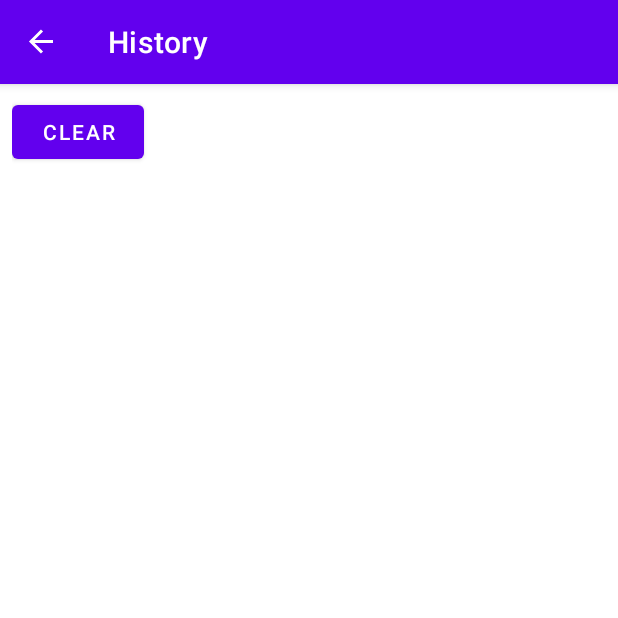
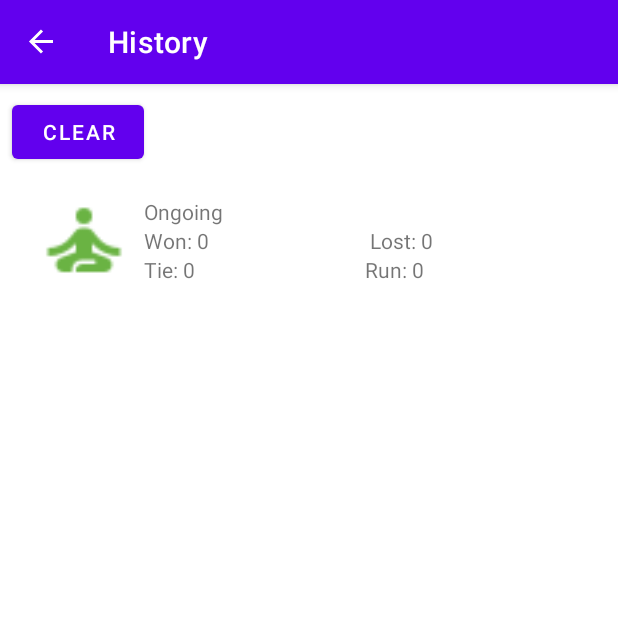
Before and after one commit to BoonHock/BanLuck, an Android app: the GameHistoryFragment screen opened through its navigation route, on a phone screen of 412 x 824 dp, the top half of it. Run offline under Robolectric (Android 15) with nearby library versions, the light colour scheme and no system bars; our stand-ins replace AdMob, Room's generated code, data binding, navigation-ui; pictures from the network do not load; 3 statements that could not run were skipped.

Commit message:
- Added GameHistoryFragment to display game history in RecyclerView

```diff
--- /dev/null
+++ b/app/src/main/java/com/fiyepr/banluck/Util.kt
@@ -0,0 +1,19 @@
+package com.fiyepr.banluck
+
+import android.annotation.SuppressLint
+import java.text.SimpleDateFormat
+
+/**
+ * Take the Long milliseconds returned by the system and stored in Room,
+ * and convert it to a nicely formatted string for display.
+ *
+ * EEEE - Display the long letter version of the weekday
+ * MMM - Display the letter abbreviation of the nmotny
+ * dd-yyyy - day in month and full year numerically
+ * HH:mm - Hours and minutes in 24hr format
+ */
+@SuppressLint("SimpleDateFormat")
+fun convertLongToDateString(systemTime: Long): String {
+	return SimpleDateFormat("EEEE MMM-dd-yyyy' Time: 'HH:mm")
+		.format(systemTime).toString()
+}
--- a/app/src/main/java/com/fiyepr/banluck/screens/game/GameViewModel.kt
+++ b/app/src/main/java/com/fiyepr/banluck/screens/game/GameViewModel.kt
@@ -210,11 +210,6 @@ class GameViewModel(
 		}
 
 		gameOver()
-
-		Timber.i("Player total: %s", playerTotalVal)
-		Timber.i("Player ace count: %s", playerAceCount)
-		Timber.i("Com total: %s", comTotalVal)
-		Timber.i("Com ace count: %s", comAceCount)
 	}
 
 	fun onAgain() {
@@ -226,8 +221,6 @@ class GameViewModel(
 
 		do {
 			card = mutableSetOf("c", "d", "h", "s").random() + (1..13).random()
-
-			Timber.i("card: %s", card)
 		} while (
 			(!_playerCard1.value.isNullOrEmpty() && _playerCard1.value == card) ||
 			(!_playerCard2.value.isNullOrEmpty() && _playerCard2.value == card) ||
@@ -409,6 +402,8 @@ class GameViewModel(
 			GameStatus.RUN -> gameRunCount++
 			else -> gameTieCount++
 		}
+
+		updateGameResults()
 	}
 
 	private fun gameOver() {
@@ -439,6 +434,7 @@ class GameViewModel(
 				insert(newGame)
 				currentGame.value = getCurrentGameFromDatabase()
 			}
+
 			gameWonCount = currentGame.value?.winCount ?: 0
 			gameLostCount = currentGame.value?.loseCount ?: 0
 			gameTieCount = currentGame.value?.tieCount ?: 0
@@ -467,6 +463,12 @@ class GameViewModel(
 		uiScope.launch {
 			val game = currentGame.value ?: return@launch
 
+			Timber.i("update game results")
+			Timber.i("wonCount : %s", wonCount)
+			Timber.i("lostCount : %s", lostCount)
+			Timber.i("runCount : %s", runCount)
+			Timber.i("tieCount : %s", tieCount)
+
 			game.winCount = wonCount
 			game.loseCount = lostCount
 			game.runCount = runCount
@@ -479,6 +481,7 @@ class GameViewModel(
 	private suspend fun update(game: GameHistory) {
 		withContext(Dispatchers.IO) {
 			database.update(game)
+			Timber.i("game successfully ended")
 		}
 	}
 
--- /dev/null
+++ b/app/src/main/java/com/fiyepr/banluck/screens/gamehistory/GameHistoryAdapter.kt
@@ -0,0 +1,74 @@
+package com.fiyepr.banluck.screens.gamehistory
+
+import android.content.res.Resources
+import android.view.LayoutInflater
+import android.view.ViewGroup
+import androidx.recyclerview.widget.DiffUtil
+import androidx.recyclerview.widget.ListAdapter
+import androidx.recyclerview.widget.RecyclerView
+import com.bumptech.glide.Glide
+import com.fiyepr.banluck.R
+import com.fiyepr.banluck.convertLongToDateString
+import com.fiyepr.banluck.database.GameHistory
+import com.fiyepr.banluck.databinding.ListItemGameHistoryBinding
+
+class GameHistoryAdapter :
+	ListAdapter<GameHistory, GameHistoryAdapter.ViewHolder>(GameHistoryDiffCallback()) {
+	override fun onCreateViewHolder(parent: ViewGroup, viewType: Int): ViewHolder {
+		return ViewHolder.from(parent)
+	}
+
+	override fun onBindViewHolder(holder: ViewHolder, position: Int) {
+		val item = getItem(position)
+		val resources = holder.itemView.context.resources
+
+		holder.bind(item, resources)
+	}
+
+	class ViewHolder private constructor(val binding: ListItemGameHistoryBinding) :
+		RecyclerView.ViewHolder(binding.root) {
+
+		fun bind(item: GameHistory, resources: Resources) {
+			binding.txtHistoryDate.text =
+				if (item.hasEnded) convertLongToDateString(item.matchTimeMilli) else "Ongoing"
+			binding.txtHistoryWon.text = resources.getString(R.string.won_summary, item.winCount)
+			binding.txtHistoryLost.text = resources.getString(R.string.lost_summary, item.loseCount)
+			binding.txtHistoryTie.text = resources.getString(R.string.tie_summary, item.tieCount)
+			binding.txtHistoryRun.text = resources.getString(R.string.run_summary, item.runCount)
+
+			Glide.with(itemView).load(
+				if (!item.hasEnded) {
+					R.drawable.history_ongoing
+				} else if (item.winCount > item.loseCount) {
+					R.drawable.history_happy
+				} else if (item.loseCount > item.winCount) {
+					R.drawable.history_sad
+				} else if (item.runCount > item.tieCount) {
+					R.drawable.history_run
+				} else {
+					R.drawable.history_tie
+				}
+			).into(binding.imgHistory)
+		}
+
+		companion object {
+			fun from(parent: ViewGroup): ViewHolder {
+				val layoutInflater = LayoutInflater.from(parent.context)
+				val binding = ListItemGameHistoryBinding
+					.inflate(layoutInflater, parent, false)
+				return ViewHolder(binding)
+			}
+		}
+	}
+}
+
+class GameHistoryDiffCallback : DiffUtil.ItemCallback<GameHistory>() {
+	override fun areItemsTheSame(oldItem: GameHistory, newItem: GameHistory): Boolean {
+		return oldItem.matchId == newItem.matchId
+	}
+
+	override fun areContentsTheSame(oldItem: GameHistory, newItem: GameHistory): Boolean {
+		return oldItem == newItem
+	}
+
+}
--- a/app/src/main/java/com/fiyepr/banluck/screens/gamehistory/GameHistoryFragment.kt
+++ b/app/src/main/java/com/fiyepr/banluck/screens/gamehistory/GameHistoryFragment.kt
@@ -6,6 +6,7 @@ import android.view.View
 import android.view.ViewGroup
 import androidx.databinding.DataBindingUtil
 import androidx.fragment.app.Fragment
+import androidx.lifecycle.Observer
 import androidx.lifecycle.ViewModelProvider
 import com.fiyepr.banluck.R
 import com.fiyepr.banluck.database.GameDatabase
@@ -33,6 +34,7 @@ class GameHistoryFragment : Fragment() {
 				.get(GameHistoryViewModel::class.java)
 
 		binding.gameHistoryViewModel = gameHistoryViewModel
+
 		binding.lifecycleOwner = this
 
 		gameHistoryViewModel.showSnackbar.observe(viewLifecycleOwner, {
@@ -46,6 +48,15 @@ class GameHistoryFragment : Fragment() {
 			}
 		})
 
+		val adapter = GameHistoryAdapter()
+		binding.gameList.adapter = adapter
+
+		gameHistoryViewModel.histories.observe(viewLifecycleOwner, Observer {
+			it?.let {
+				adapter.submitList(it)
+			}
+		})
+
 		return binding.root
 	}
 }
--- a/app/src/main/java/com/fiyepr/banluck/screens/gamehistory/GameHistoryViewModel.kt
+++ b/app/src/main/java/com/fiyepr/banluck/screens/gamehistory/GameHistoryViewModel.kt
@@ -1,15 +1,14 @@
 package com.fiyepr.banluck.screens.gamehistory
 
-import android.annotation.SuppressLint
 import android.app.Application
 import androidx.lifecycle.AndroidViewModel
 import androidx.lifecycle.LiveData
 import androidx.lifecycle.MutableLiveData
 import androidx.lifecycle.Transformations
+import com.fiyepr.banluck.convertLongToDateString
 import com.fiyepr.banluck.database.GameDatabaseDao
 import com.fiyepr.banluck.database.GameHistory
 import kotlinx.coroutines.*
-import java.text.SimpleDateFormat
 
 class GameHistoryViewModel(
 	val database: GameDatabaseDao,
@@ -28,7 +27,7 @@ class GameHistoryViewModel(
 
 	private val uiScope = CoroutineScope(Dispatchers.Main + viewModelJob)
 
-	private val histories = database.getAllHistories()
+	val histories = database.getAllHistories()
 
 	val historiesString = Transformations.map(histories) { histories ->
 		formatHistories(histories)
@@ -45,11 +44,7 @@ class GameHistoryViewModel(
 			str += "Run : " + it.runCount + "\n"
 			str += "Tie : " + it.tieCount + "\n"
 		}
-
 		return str
-	}
-
-	init {
 	}
 
 	fun onClear() {
@@ -69,18 +64,4 @@ class GameHistoryViewModel(
 		_showSnackbarEvent.value = false
 	}
 
-	/**
-	 * Take the Long milliseconds returned by the system and stored in Room,
-	 * and convert it to a nicely formatted string for display.
-	 *
-	 * EEEE - Display the long letter version of the weekday
-	 * MMM - Display the letter abbreviation of the nmotny
-	 * dd-yyyy - day in month and full year numerically
-	 * HH:mm - Hours and minutes in 24hr format
-	 */
-	@SuppressLint("SimpleDateFormat")
-	fun convertLongToDateString(systemTime: Long): String {
-		return SimpleDateFormat("EEEE MMM-dd-yyyy' Time: 'HH:mm")
-			.format(systemTime).toString()
-	}
 }
--- /dev/null
+++ b/app/src/main/res/drawable/history_happy.xml
@@ -0,0 +1,7 @@
+<vector android:height="24dp" android:tint="#6ab343"
+    android:viewportHeight="24" android:viewportWidth="24"
+    android:width="24dp" xmlns:android="http://schemas.android.com/apk/res/android">
+    <path android:fillColor="@android:color/white" android:pathData="M15.5,9.5m-1.5,0a1.5,1.5 0,1 1,3 0a1.5,1.5 0,1 1,-3 0"/>
+    <path android:fillColor="@android:color/white" android:pathData="M8.5,9.5m-1.5,0a1.5,1.5 0,1 1,3 0a1.5,1.5 0,1 1,-3 0"/>
+    <path android:fillColor="@android:color/white" android:pathData="M11.99,2C6.47,2 2,6.48 2,12s4.47,10 9.99,10C17.52,22 22,17.52 22,12S17.52,2 11.99,2zM12,20c-4.42,0 -8,-3.58 -8,-8s3.58,-8 8,-8 8,3.58 8,8 -3.58,8 -8,8zM7,14c0.78,2.34 2.72,4 5,4s4.22,-1.66 5,-4L7,14z"/>
+</vector>
--- /dev/null
+++ b/app/src/main/res/drawable/history_ongoing.xml
@@ -0,0 +1,6 @@
+<vector android:height="24dp" android:tint="#6AB343"
+    android:viewportHeight="24" android:viewportWidth="24"
+    android:width="24dp" xmlns:android="http://schemas.android.com/apk/res/android">
+    <path android:fillColor="@android:color/white" android:pathData="M12,6m-2,0a2,2 0,1 1,4 0a2,2 0,1 1,-4 0"/>
+    <path android:fillColor="@android:color/white" android:pathData="M21,16v-2c-2.24,0 -4.16,-0.96 -5.6,-2.68l-1.34,-1.6C13.68,9.26 13.12,9 12.53,9h-1.05c-0.59,0 -1.15,0.26 -1.53,0.72l-1.34,1.6C7.16,13.04 5.24,14 3,14v2c2.77,0 5.19,-1.17 7,-3.25V15l-3.88,1.55C5.45,16.82 5,17.48 5,18.21C5,19.2 5.8,20 6.79,20H9v-0.5c0,-1.38 1.12,-2.5 2.5,-2.5h3c0.28,0 0.5,0.22 0.5,0.5S14.78,18 14.5,18h-3c-0.83,0 -1.5,0.67 -1.5,1.5V20h7.21C18.2,20 19,19.2 19,18.21c0,-0.73 -0.45,-1.39 -1.12,-1.66L14,15v-2.25C15.81,14.83 18.23,16 21,16z"/>
+</vector>
--- /dev/null
+++ b/app/src/main/res/drawable/history_run.xml
@@ -0,0 +1,5 @@
+<vector android:autoMirrored="true" android:height="24dp"
+    android:tint="#6AB343" android:viewportHeight="24"
+    android:viewportWidth="24" android:width="24dp" xmlns:android="http://schemas.android.com/apk/res/android">
+    <path android:fillColor="@android:color/white" android:pathData="M13.49,5.48c1.1,0 2,-0.9 2,-2s-0.9,-2 -2,-2 -2,0.9 -2,2 0.9,2 2,2zM9.89,19.38l1,-4.4 2.1,2v6h2v-7.5l-2.1,-2 0.6,-3c1.3,1.5 3.3,2.5 5.5,2.5v-2c-1.9,0 -3.5,-1 -4.3,-2.4l-1,-1.6c-0.4,-0.6 -1,-1 -1.7,-1 -0.3,0 -0.5,0.1 -0.8,0.1l-5.2,2.2v4.7h2v-3.4l1.8,-0.7 -1.6,8.1 -4.9,-1 -0.4,2 7,1.4z"/>
+</vector>
--- /dev/null
+++ b/app/src/main/res/drawable/history_sad.xml
@@ -0,0 +1,7 @@
+<vector android:height="24dp" android:tint="#6AB343"
+    android:viewportHeight="24" android:viewportWidth="24"
+    android:width="24dp" xmlns:android="http://schemas.android.com/apk/res/android">
+    <path android:fillColor="@android:color/white" android:pathData="M15.5,9.5m-1.5,0a1.5,1.5 0,1 1,3 0a1.5,1.5 0,1 1,-3 0"/>
+    <path android:fillColor="@android:color/white" android:pathData="M8.5,9.5m-1.5,0a1.5,1.5 0,1 1,3 0a1.5,1.5 0,1 1,-3 0"/>
+    <path android:fillColor="@android:color/white" android:pathData="M11.99,2C6.47,2 2,6.48 2,12s4.47,10 9.99,10C17.52,22 22,17.52 22,12S17.52,2 11.99,2zM12,20c-4.42,0 -8,-3.58 -8,-8s3.58,-8 8,-8 8,3.58 8,8 -3.58,8 -8,8zM12,14c-2.33,0 -4.32,1.45 -5.12,3.5h1.67c0.69,-1.19 1.97,-2 3.45,-2s2.75,0.81 3.45,2h1.67c-0.8,-2.05 -2.79,-3.5 -5.12,-3.5z"/>
+</vector>
--- /dev/null
+++ b/app/src/main/res/drawable/history_tie.xml
@@ -0,0 +1,7 @@
+<vector android:height="24dp" android:tint="#6AB343"
+    android:viewportHeight="24" android:viewportWidth="24"
+    android:width="24dp" xmlns:android="http://schemas.android.com/apk/res/android">
+    <path android:fillColor="@android:color/white" android:pathData="M15.5,9.5m-1.5,0a1.5,1.5 0,1 1,3 0a1.5,1.5 0,1 1,-3 0"/>
+    <path android:fillColor="@android:color/white" android:pathData="M8.5,9.5m-1.5,0a1.5,1.5 0,1 1,3 0a1.5,1.5 0,1 1,-3 0"/>
+    <path android:fillColor="@android:color/white" android:pathData="M11.99,2C6.47,2 2,6.48 2,12s4.47,10 9.99,10C17.52,22 22,17.52 22,12S17.52,2 11.99,2zM12,20c-4.42,0 -8,-3.58 -8,-8s3.58,-8 8,-8 8,3.58 8,8 -3.58,8 -8,8zM12,16c-0.73,0 -1.38,-0.18 -1.96,-0.52 -0.12,0.14 -0.86,0.98 -1.01,1.15 0.86,0.55 1.87,0.87 2.97,0.87 1.11,0 2.12,-0.33 2.98,-0.88 -0.97,-1.09 -0.01,-0.02 -1.01,-1.15 -0.59,0.35 -1.24,0.53 -1.97,0.53z"/>
+</vector>
--- a/app/src/main/res/layout/fragment_game.xml
+++ b/app/src/main/res/layout/fragment_game.xml
@@ -59,7 +59,7 @@
             <ImageView
                 android:id="@+id/player_card_1"
                 style="@style/game_card"
-                android:contentDescription="@string/card1"
+                android:contentDescription="@string/card"
 
                 android:visibility="invisible"
                 app:layout_constraintEnd_toStartOf="@+id/player_card_2"
@@ -73,7 +73,7 @@
             <ImageView
                 android:id="@+id/player_card_5"
                 style="@style/game_card"
-                android:contentDescription="@string/card1"
+                android:contentDescription="@string/card"
                 android:visibility="invisible"
                 app:layout_constraintEnd_toEndOf="parent"
                 app:layout_constraintHorizontal_bias="0.5"
@@ -85,7 +85,7 @@
             <ImageView
                 android:id="@+id/player_card_2"
                 style="@style/game_card"
-                android:contentDescription="@string/card1"
+                android:contentDescription="@string/card"
                 android:visibility="invisible"
                 app:layout_constraintEnd_toStartOf="@+id/player_card_3"
                 app:layout_constraintHorizontal_bias="0.5"
@@ -97,7 +97,7 @@
             <ImageView
                 android:id="@+id/player_card_4"
                 style="@style/game_card"
-                android:contentDescription="@string/card1"
+                android:contentDescription="@string/card"
                 android:visibility="invisible"
                 app:layout_constraintEnd_toStartOf="@+id/player_card_5"
                 app:layout_constraintHorizontal_bias="0.5"
@@ -109,7 +109,7 @@
             <ImageView
                 android:id="@+id/player_card_3"
                 style="@style/game_card"
-                android:contentDescription="@string/card1"
+                android:contentDescription="@string/card"
                 android:visibility="invisible"
                 app:layout_constraintBottom_toTopOf="@+id/txt_player_card_val"
                 app:layout_constraintEnd_toStartOf="@+id/player_card_4"
@@ -122,7 +122,7 @@
             <ImageView
                 android:id="@+id/com_card_1"
                 style="@style/game_card"
-                android:contentDescription="@string/card1"
+                android:contentDescription="@string/card"
                 android:visibility="invisible"
                 app:layout_constraintBottom_toBottomOf="@+id/com_card_2"
                 app:layout_constraintEnd_toStartOf="@+id/com_card_2"
@@ -135,7 +135,7 @@
             <ImageView
                 android:id="@+id/com_card_2"
                 style="@style/game_card"
-                android:contentDescription="@string/card1"
+                android:contentDescription="@string/card"
                 android:visibility="invisible"
                 app:layout_constraintBottom_toBottomOf="@+id/com_card_3"
                 app:layout_constraintEnd_toStartOf="@+id/com_card_3"
@@ -147,7 +147,7 @@
             <ImageView
                 android:id="@+id/com_card_3"
                 style="@style/game_card"
-                android:contentDescription="@string/card1"
+                android:contentDescription="@string/card"
                 android:visibility="invisible"
                 app:layout_constraintBottom_toTopOf="@+id/deck"
                 app:layout_constraintEnd_toStartOf="@+id/com_card_4"
@@ -160,7 +160,7 @@
             <ImageView
                 android:id="@+id/com_card_4"
                 style="@style/game_card"
-                android:contentDescription="@string/card1"
+                android:contentDescription="@string/card"
                 android:visibility="invisible"
                 app:layout_constraintBottom_toBottomOf="@+id/com_card_3"
                 app:layout_constraintEnd_toStartOf="@+id/com_card_5"
@@ -172,7 +172,7 @@
             <ImageView
                 android:id="@+id/com_card_5"
                 style="@style/game_card"
-                android:contentDescription="@string/card1"
+                android:contentDescription="@string/card"
                 android:visibility="invisible"
                 app:layout_constraintBottom_toBottomOf="@+id/com_card_3"
                 app:layout_constraintEnd_toEndOf="parent"
--- a/app/src/main/res/layout/fragment_game_history.xml
+++ b/app/src/main/res/layout/fragment_game_history.xml
@@ -1,6 +1,7 @@
 <?xml version="1.0" encoding="utf-8"?>
 
 <layout xmlns:android="http://schemas.android.com/apk/res/android"
+    xmlns:app="http://schemas.android.com/apk/res-auto"
     xmlns:tools="http://schemas.android.com/tools"
     tools:context=".screens.gamehistory.GameHistoryFragment">
 
@@ -11,34 +12,64 @@
             type="com.fiyepr.banluck.screens.gamehistory.GameHistoryViewModel" />
     </data>
 
-    <LinearLayout
+    <androidx.constraintlayout.widget.ConstraintLayout
         android:id="@+id/game_history_fragment_content"
         android:layout_width="match_parent"
         android:layout_height="match_parent"
-        android:orientation="vertical"
-        android:paddingStart="8dp"
-        android:paddingTop="8dp"
-        android:paddingEnd="8dp"
-        android:paddingBottom="8dp">
+        android:orientation="vertical">
 
         <Button
             android:id="@+id/button_clear_history"
             android:layout_width="wrap_content"
             android:layout_height="wrap_content"
+            android:layout_marginStart="8dp"
+            android:layout_marginTop="8dp"
             android:onClick="@{()->gameHistoryViewModel.onClear()}"
-            android:text="@string/clear" />
+            android:text="@string/clear"
+            app:layout_constraintStart_toStartOf="parent"
+            app:layout_constraintTop_toTopOf="parent" />
 
-        <ScrollView
-            android:layout_width="match_parent"
-            android:layout_height="match_parent"
-            android:layout_marginTop="8dp">
+        <androidx.recyclerview.widget.RecyclerView
+            android:id="@+id/game_list"
+            android:layout_width="0dp"
+            android:layout_height="0dp"
+            android:layout_marginStart="8dp"
+            android:layout_marginTop="8dp"
+            android:layout_marginEnd="8dp"
+            app:layoutManager="androidx.recyclerview.widget.LinearLayoutManager"
+            app:layout_constraintBottom_toBottomOf="parent"
+            app:layout_constraintEnd_toEndOf="parent"
+            app:layout_constraintStart_toStartOf="parent"
+            app:layout_constraintTop_toBottomOf="@+id/button_clear_history" />
+    </androidx.constraintlayout.widget.ConstraintLayout>
+    <!--    <LinearLayout-->
+    <!--        android:id="@+id/game_history_fragment_content"-->
+    <!--        android:layout_width="match_parent"-->
+    <!--        android:layout_height="match_parent"-->
+    <!--        android:orientation="vertical"-->
+    <!--        android:paddingStart="8dp"-->
+    <!--        android:paddingTop="8dp"-->
+    <!--        android:paddingEnd="8dp"-->
+    <!--        android:paddingBottom="8dp">-->
 
-            <TextView
-                android:id="@+id/textview_history"
-                android:layout_width="match_parent"
-                android:layout_height="wrap_content"
-                android:text="@{gameHistoryViewModel.historiesString}"
-                tools:text="TextView" />
-        </ScrollView>
-    </LinearLayout>
+    <!--        <Button-->
+    <!--            android:id="@+id/button_clear_history"-->
+    <!--            android:layout_width="wrap_content"-->
+    <!--            android:layout_height="wrap_content"-->
+    <!--            android:onClick="@{()->gameHistoryViewModel.onClear()}"-->
+    <!--            android:text="@string/clear" />-->
+
+    <!--        <ScrollView-->
+    <!--            android:layout_width="match_parent"-->
+    <!--            android:layout_height="match_parent"-->
+    <!--            android:layout_marginTop="8dp">-->
+
+    <!--            <TextView-->
+    <!--                android:id="@+id/textview_history"-->
+    <!--                android:layout_width="match_parent"-->
+    <!--                android:layout_height="wrap_content"-->
+    <!--                android:text="@{gameHistoryViewModel.historiesString}"-->
+    <!--                tools:text="TextView" />-->
+    <!--        </ScrollView>-->
+    <!--    </LinearLayout>-->
 </layout>
--- /dev/null
+++ b/app/src/main/res/layout/list_item_game_history.xml
@@ -0,0 +1,92 @@
+<?xml version="1.0" encoding="utf-8"?>
+<layout xmlns:android="http://schemas.android.com/apk/res/android"
+    xmlns:app="http://schemas.android.com/apk/res-auto"
+    xmlns:tools="http://schemas.android.com/tools">
+
+    <data>
+
+        <variable
+            name="game"
+            type="com.fiyepr.banluck.database.GameHistory" />
+    </data>
+
+    <androidx.constraintlayout.widget.ConstraintLayout
+        android:layout_width="match_parent"
+        android:layout_height="wrap_content">
+
+        <ImageView
+            android:id="@+id/img_history"
+            android:layout_width="64dp"
+            android:layout_height="64dp"
+            android:layout_marginStart="16dp"
+            android:layout_marginTop="8dp"
+            android:layout_marginBottom="8dp"
+            app:layout_constraintBottom_toBottomOf="parent"
+            app:layout_constraintStart_toStartOf="parent"
+            app:layout_constraintTop_toTopOf="parent"
+            tools:srcCompat="@drawable/history_happy" />
+
+        <LinearLayout
+            android:layout_width="0dp"
+            android:layout_height="wrap_content"
+            android:layout_marginStart="8dp"
+            android:layout_marginTop="8dp"
+            android:layout_marginEnd="8dp"
+            android:layout_marginBottom="8dp"
+            android:orientation="vertical"
+            app:layout_constraintBottom_toBottomOf="parent"
+            app:layout_constraintEnd_toEndOf="parent"
+            app:layout_constraintStart_toEndOf="@+id/img_history"
+            app:layout_constraintTop_toTopOf="parent">
+
+            <TextView
+                android:id="@+id/txt_history_date"
+                android:layout_width="match_parent"
+                android:layout_height="wrap_content"
+                tools:text="12 Dec 2019" />
+
+            <LinearLayout
+                android:layout_width="match_parent"
+                android:layout_height="wrap_content"
+                android:orientation="horizontal">
+
+                <TextView
+                    android:id="@+id/txt_history_won"
+                    android:layout_width="wrap_content"
+                    android:layout_height="wrap_content"
+                    android:layout_weight="1"
+                    tools:text="@string/won_summary" />
+
+                <TextView
+                    android:id="@+id/txt_history_lost"
+                    android:layout_width="wrap_content"
+                    android:layout_height="wrap_content"
+                    android:layout_weight="1"
+                    tools:text="@string/lost_summary" />
+
+            </LinearLayout>
+
+            <LinearLayout
+                android:layout_width="match_parent"
+                android:layout_height="wrap_content"
+                android:orientation="horizontal">
+
+                <TextView
+                    android:id="@+id/txt_history_tie"
+                    android:layout_width="wrap_content"
+                    android:layout_height="wrap_content"
+                    android:layout_weight="1"
+                    tools:text="@string/tie_summary" />
+
+                <TextView
+                    android:id="@+id/txt_history_run"
+                    android:layout_width="wrap_content"
+                    android:layout_height="wrap_content"
+                    android:layout_weight="1"
+                    tools:text="@string/run_summary" />
+            </LinearLayout>
+
+        </LinearLayout>
+
+    </androidx.constraintlayout.widget.ConstraintLayout>
+</layout>
--- /dev/null
+++ b/app/src/main/res/layout/text_item_view.xml
@@ -0,0 +1,7 @@
+<?xml version="1.0" encoding="utf-8"?>
+<TextView xmlns:android="http://schemas.android.com/apk/res/android"
+    android:layout_width="match_parent"
+    android:layout_height="wrap_content"
+    android:paddingStart="16dp"
+    android:paddingEnd="16dp"
+    android:textSize="14sp" />
--- a/app/src/main/res/values/strings.xml
+++ b/app/src/main/res/values/strings.xml
@@ -1,4 +1,7 @@
 <resources>
+    <!-- TODO: Remove or change this placeholder text -->
+    <string name="hello_blank_fragment">Hello blank fragment</string>
+
     <string name="app_name">Ban Luck</string>
     <!--  TESTING  -->
     <string name="adMobAppId">ca-app-pub-3940256099942544~3347511713</string>
@@ -12,7 +15,7 @@
     <string name="aces">Aces</string>
     <string name="ban_luck">Ban Luck</string>
     <string name="start_game">Start Game</string>
-    <string name="card1">Card 1</string>
+    <string name="card">Card</string>
     <string name="deck">Deck</string>
     <string name="deal">Deal</string>
     <string name="done">Done</string>
@@ -50,8 +53,6 @@
         - total = 21, stand.\n
         - total &gt; 21, busts.\n
     </string>
-    <!-- TODO: Remove or change this placeholder text -->
-    <string name="hello_blank_fragment">Hello blank fragment</string>
     <string name="clear">Clear</string>
     <string name="history">History</string>
 </resources>
```
